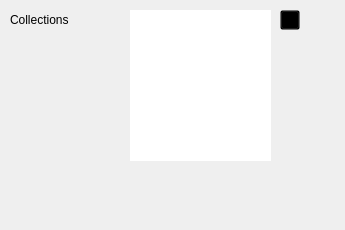
First picture: the form in tasks/config.ui, repository KDE/akonadi-google-applets, before the edit.
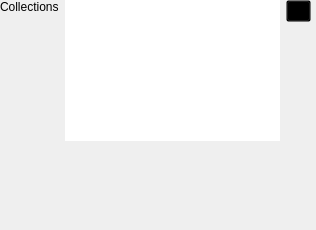
Second picture: the form after the edit.

Commit message: Add config dialog to QGridLayout

```diff
--- a/tasks/config.ui
+++ b/tasks/config.ui
@@ -6,7 +6,7 @@
    <rect>
     <x>0</x>
     <y>0</y>
-    <width>345</width>
+    <width>316</width>
     <height>230</height>
    </rect>
   </property>
@@ -19,44 +19,28 @@
   <property name="windowTitle">
    <string>Configuration</string>
   </property>
+  <widget class="QWidget" name="">
+   <property name="geometry">
+    <rect>
+     <x>0</x>
+     <y>0</y>
+     <width>311</width>
+     <height>141</height>
+    </rect>
+   </property>
+   <layout class="QGridLayout" name="gridLayout">
+    <item row="0" column="0">
   <widget class="QLabel" name="label_4">
-   <property name="geometry">
-    <rect>
-     <x>10</x>
-     <y>10</y>
-     <width>71</width>
-     <height>20</height>
-    </rect>
-   </property>
    <property name="text">
     <string>&lt;html&gt;&lt;head/&gt;&lt;body&gt;&lt;p&gt;Collections&lt;/p&gt;&lt;/body&gt;&lt;/html&gt;</string>
    </property>
-  </widget>
-  <widget class="QPushButton" name="loadCollections">
-   <property name="geometry">
-    <rect>
-     <x>280</x>
-     <y>10</y>
-     <width>20</width>
-     <height>20</height>
-    </rect>
-   </property>
-   <property name="styleSheet">
-    <string notr="true">background-color:transparent</string>
-   </property>
-   <property name="text">
-    <string/>
-   </property>
-  </widget>
+      <property name="alignment">
+       <set>Qt::AlignLeading|Qt::AlignLeft|Qt::AlignTop</set>
+      </property>
+     </widget>
+    </item>
+    <item row="0" column="1">
   <widget class="QListWidget" name="collectionsList">
-   <property name="geometry">
-    <rect>
-     <x>130</x>
-     <y>10</y>
-     <width>141</width>
-     <height>151</height>
-    </rect>
-   </property>
    <property name="frameShape">
     <enum>QFrame::NoFrame</enum>
    </property>
@@ -75,6 +59,25 @@
    <property name="sortingEnabled">
     <bool>false</bool>
    </property>
+     </widget>
+    </item>
+    <item row="0" column="2" alignment="Qt::AlignTop">
+     <widget class="QPushButton" name="loadCollections">
+      <property name="maximumSize">
+       <size>
+        <width>25</width>
+        <height>25</height>
+       </size>
+      </property>
+      <property name="styleSheet">
+       <string notr="true">background-color:transparent</string>
+      </property>
+      <property name="text">
+       <string/>
+      </property>
+     </widget>
+    </item>
+   </layout>
   </widget>
  </widget>
  <resources/>
```
Lines whose indentation alone changed are shown as unchanged. The commit also changes 2 other files.
